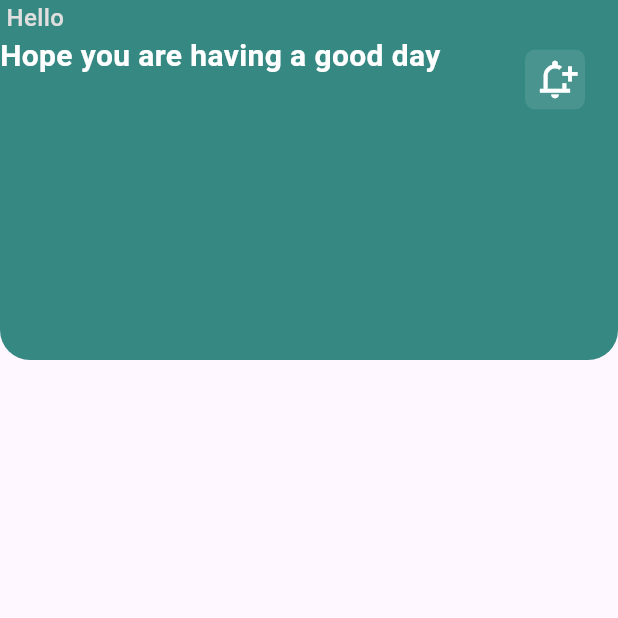
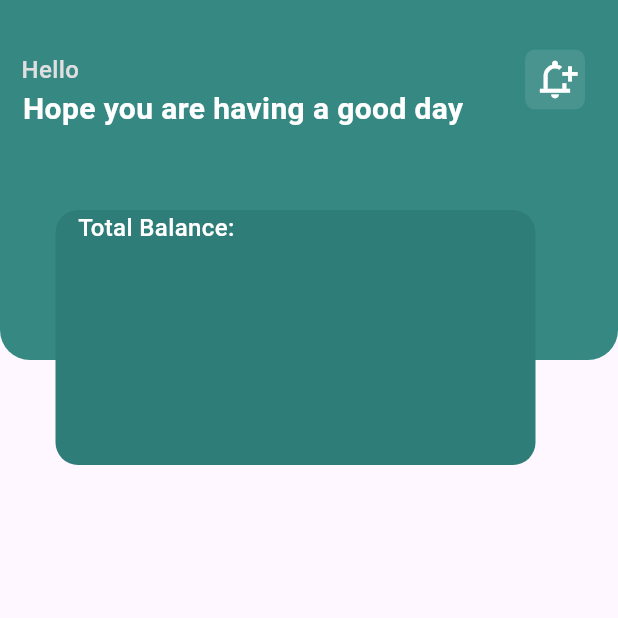
Before and after one commit to SharmaNityam/ExpenseTracker, a Flutter app: the screen it shows after launch, on a phone screen of 412 x 824 dp, the top half of it. Run offline on Flutter 3.47's test engine with Material 3 defaults, Android fonts, the phone set to English and light mode, and no system bars.

Commit message:
home.dart

```diff
--- a/lib/home.dart
+++ b/lib/home.dart
@@ -1,3 +1,4 @@
+import 'package:flutter/cupertino.dart';
 import 'package:flutter/material.dart';
 
 class Home extends StatelessWidget {
@@ -8,6 +9,8 @@ class Home extends StatelessWidget {
     return Scaffold(
       body: SafeArea(
         child: Stack(
+          children: [
+            Column(
               children: [
                 Container(
                   width: double.infinity,
@@ -39,8 +42,9 @@ class Home extends StatelessWidget {
                     ),
                   ),
                  ),
-             Column(
-
+                 Padding(
+                   padding: const EdgeInsets.only(top: 35.0, left: 10.0),
+                   child: Column(
                     crossAxisAlignment: CrossAxisAlignment.start,
                     children: [
                       Text(' Hello',
@@ -51,7 +55,7 @@ class Home extends StatelessWidget {
 
                       ),
                       ),
-                Text('Hope you are having a good day',
+                      Text(' Hope you are having a good day',
                       style: TextStyle(
                        fontWeight: FontWeight.w600,
                        fontSize: 20,
@@ -59,11 +63,44 @@ class Home extends StatelessWidget {
                       ),
                       ),
                     ],
+                   ),
                  )
                  ],
                  ),
                 ),
               ],
+            ),
+            //
+            Positioned(
+              top: 140,
+              left: 37,
+              child: Container(
+                height: 170,
+                width: 320,
+                decoration: BoxDecoration(color: Color.fromARGB(255, 47, 125, 121),
+                borderRadius: BorderRadius.circular(15)
+                ),
+                child: Column(
+                  children: [
+                    Padding(
+                      padding: const EdgeInsets.symmetric(horizontal: 15.0),
+                      child: Row(
+                        children: [
+                          Text('Total Balance:',
+                          style: TextStyle(
+                         fontWeight: FontWeight.w500,
+                         fontSize: 16,
+                         color: Colors.white
+                          ),
+                          ),
+                        ],
+                      ),
+                    )
+                  ],
+                ),
+              ),
+            )
+          ],
       )),
     );
   }
```
Lines whose indentation alone changed are shown as unchanged.
